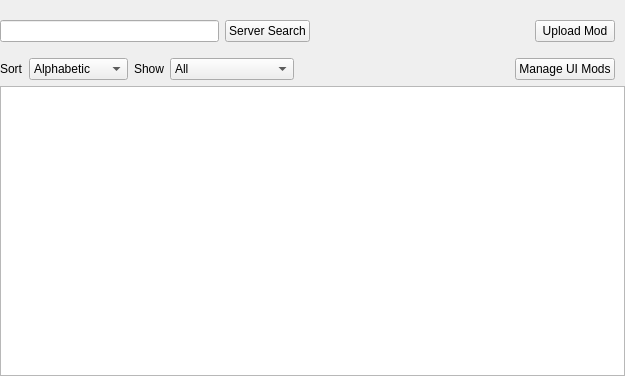
The window that res/modvault/modvault.ui (FAForever/client) describes before a commit, drawn with Qt 5.
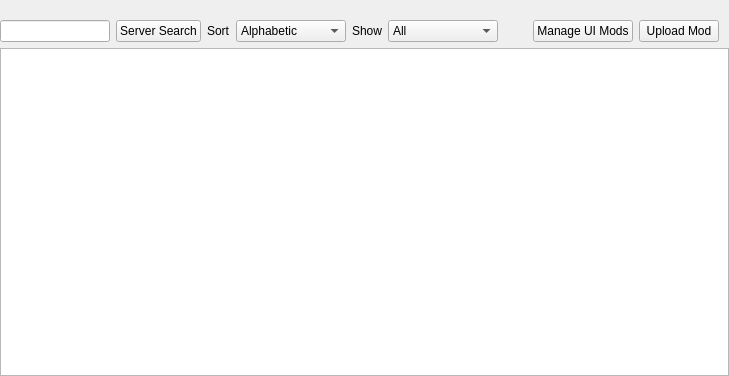
The same window after the commit.

Commit message: unify styling replay and modvault, cleanup client.css

```diff
--- a/res/modvault/modvault.ui
+++ b/res/modvault/modvault.ui
@@ -6,7 +6,7 @@
    <rect>
     <x>0</x>
     <y>0</y>
-    <width>625</width>
+    <width>729</width>
     <height>376</height>
    </rect>
   </property>
@@ -42,6 +42,12 @@
            </property>
            <item>
             <widget class="QLineEdit" name="searchInput">
+             <property name="minimumSize">
+              <size>
+               <width>110</width>
+               <height>0</height>
+              </size>
+             </property>
              <property name="maximumSize">
               <size>
                <width>250</width>
@@ -58,33 +64,6 @@
             </widget>
            </item>
            <item>
-            <spacer name="horizontalSpacer">
-             <property name="orientation">
-              <enum>Qt::Horizontal</enum>
-             </property>
-             <property name="sizeHint" stdset="0">
-              <size>
-               <width>150</width>
-               <height>20</height>
-              </size>
-             </property>
-            </spacer>
-           </item>
-           <item>
-            <widget class="QPushButton" name="uploadButton">
-             <property name="text">
-              <string>Upload Mod</string>
-             </property>
-            </widget>
-           </item>
-          </layout>
-         </item>
-         <item>
-          <layout class="QHBoxLayout" name="horizontalLayout_3">
-           <property name="topMargin">
-            <number>10</number>
-           </property>
-           <item>
             <widget class="QLabel" name="LabelSort">
              <property name="maximumSize">
               <size>
@@ -97,14 +76,20 @@
              </property>
             </widget>
            </item>
-           <item alignment="Qt::AlignLeft">
+           <item>
             <widget class="QComboBox" name="SortType">
              <property name="minimumSize">
               <size>
-               <width>85</width>
+               <width>110</width>
                <height>0</height>
               </size>
              </property>
+             <property name="maximumSize">
+              <size>
+               <width>16777215</width>
+               <height>16777215</height>
+              </size>
+             </property>
              <item>
               <property name="text">
                <string>Alphabetic</string>
@@ -136,6 +121,18 @@
            </item>
            <item>
             <widget class="QComboBox" name="ShowType">
+             <property name="minimumSize">
+              <size>
+               <width>110</width>
+               <height>0</height>
+              </size>
+             </property>
+             <property name="maximumSize">
+              <size>
+               <width>16777215</width>
+               <height>16777215</height>
+              </size>
+             </property>
              <item>
               <property name="text">
                <string>All</string>
@@ -174,13 +171,13 @@
             </widget>
            </item>
            <item>
-            <spacer name="horizontalSpacer_2">
+            <spacer name="horizontalSpacer">
              <property name="orientation">
               <enum>Qt::Horizontal</enum>
              </property>
              <property name="sizeHint" stdset="0">
               <size>
-               <width>40</width>
+               <width>150</width>
                <height>20</height>
               </size>
              </property>
@@ -193,6 +190,13 @@
              </property>
             </widget>
            </item>
+           <item>
+            <widget class="QPushButton" name="uploadButton">
+             <property name="text">
+              <string>Upload Mod</string>
+             </property>
+            </widget>
+           </item>
           </layout>
          </item>
         </layout>
```
The commit also changes 2 other files.
